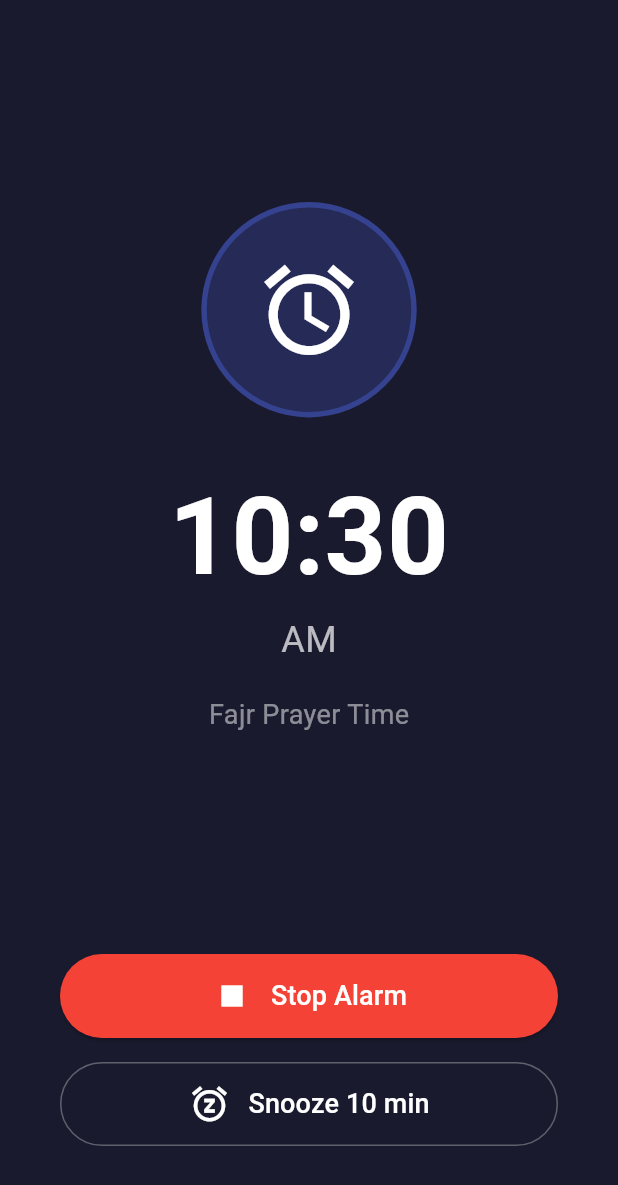
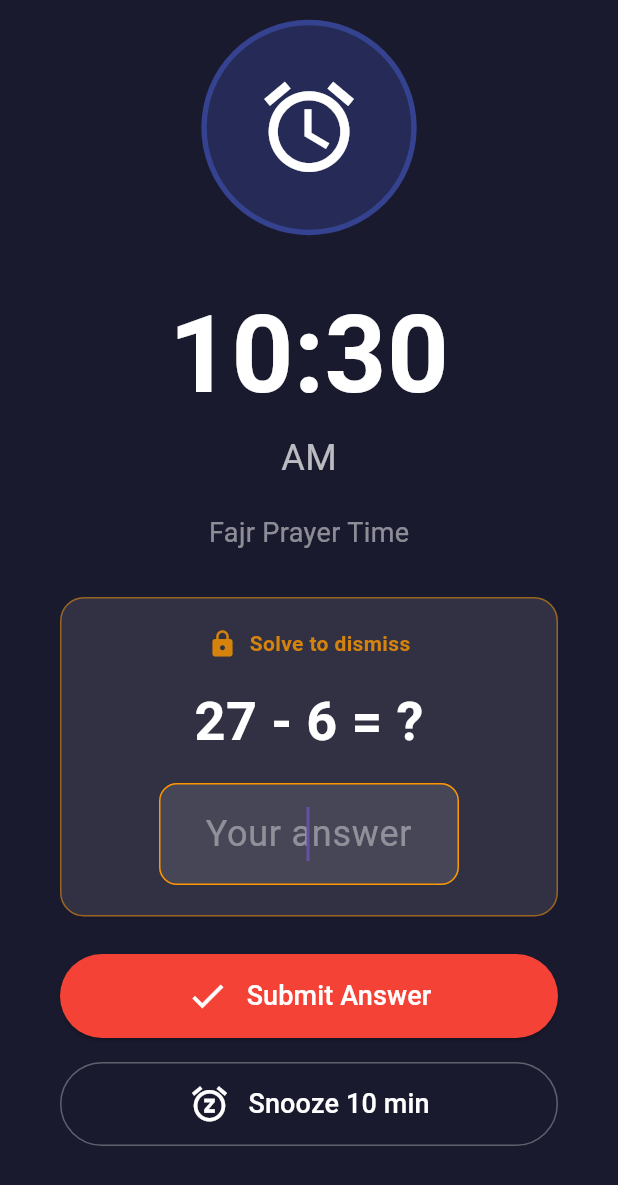
Before and after one commit to LebgaaAbderrahmane/fajr-app, a Flutter app: the SettingsScreen screen opened directly, after a tap on "Test Alarm", on a phone screen of 412 x 824 dp. Shown: the top 1185 px of the screen. Run offline on Flutter 3.47's test engine with Material 3 defaults, Android fonts, the phone set to English and light mode, and no system bars; our stand-ins replace adhan, geocoding, geolocator, shared_preferences; accounts and stored records are empty.

Commit message:
fix: hard mode always on, fix media name, unstopppable real alarm
- Hard mode is now always enabled (removed toggle from settings)
- Fix custom media name display using native ContentResolver query
- Real alarm has no stop/snooze buttons, plays until media ends
- Test mode (settings page) keeps stop/snooze for preview
- Show hint text on real alarm: 'Alarm will stop when the adhan ends'

```diff
--- a/lib/screens/alarm_ringing_screen.dart
+++ b/lib/screens/alarm_ringing_screen.dart
@@ -6,8 +6,13 @@ import '../services/settings_service.dart';
 
 class AlarmRingingScreen extends StatefulWidget {
   final AlarmSettings settings;
+  final bool testMode;
 
-  const AlarmRingingScreen({super.key, required this.settings});
+  const AlarmRingingScreen({
+    super.key,
+    required this.settings,
+    this.testMode = false,
+  });
 
   @override
   State<AlarmRingingScreen> createState() => _AlarmRingingScreenState();
@@ -150,6 +155,7 @@ class _AlarmRingingScreenState extends State<AlarmRingingScreen>
     final minute = now.minute.toString().padLeft(2, '0');
     final period = now.period == DayPeriod.am ? 'AM' : 'PM';
     final isHardMode = widget.settings.hardMode;
+    final isTestMode = widget.testMode;
 
     return PopScope(
       canPop: false,
@@ -218,7 +224,7 @@ class _AlarmRingingScreenState extends State<AlarmRingingScreen>
                   ),
                 ),
 
-                if (isHardMode) ...[
+                if (isHardMode && isTestMode) ...[
                   const SizedBox(height: 30),
                   Container(
                     margin: const EdgeInsets.symmetric(horizontal: 40),
@@ -320,6 +326,7 @@ class _AlarmRingingScreenState extends State<AlarmRingingScreen>
 
                 const Spacer(flex: 2),
 
+                if (isTestMode)
                   if (_isDismissing)
                     const Padding(
                       padding: EdgeInsets.only(bottom: 60),
@@ -394,6 +401,19 @@ class _AlarmRingingScreenState extends State<AlarmRingingScreen>
                       ),
                     ),
 
+                if (!isTestMode)
+                  Padding(
+                    padding: const EdgeInsets.symmetric(horizontal: 40),
+                    child: Text(
+                      'Alarm will stop when the adhan ends',
+                      style: TextStyle(
+                        color: Colors.white.withValues(alpha: 0.4),
+                        fontSize: 14,
+                      ),
+                      textAlign: TextAlign.center,
+                    ),
+                  ),
+
                 const SizedBox(height: 60),
               ],
             ),
--- a/lib/screens/settings_screen.dart
+++ b/lib/screens/settings_screen.dart
@@ -16,6 +16,7 @@ class _SettingsScreenState extends State<SettingsScreen> {
   AlarmSettings _settings = const AlarmSettings();
   bool _isLoading = true;
   bool _isTestingAlarm = false;
+  String? _customSoundName;
 
   final List<Map<String, String>> _alarmSounds = [
     {'name': 'Default Adhan', 'path': 'default'},
@@ -33,8 +34,13 @@ class _SettingsScreenState extends State<SettingsScreen> {
 
   Future<void> _loadSettings() async {
     final settings = await _settingsService.getSettings();
+    String? customName;
+    if (settings.alarmSoundPath.startsWith('content://')) {
+      customName = await _alarmService.getDisplayName(settings.alarmSoundPath);
+    }
     setState(() {
       _settings = settings;
+      _customSoundName = customName;
       _isLoading = false;
     });
   }
@@ -125,8 +131,10 @@ class _SettingsScreenState extends State<SettingsScreen> {
   Future<void> _pickCustomSound() async {
     final path = await _alarmService.pickAudioFile();
     if (path != null && mounted) {
+      final name = await _alarmService.getDisplayName(path);
       setState(() {
         _settings = _settings.copyWith(alarmSoundPath: path);
+        _customSoundName = name;
       });
       _saveSettings();
     }
@@ -134,10 +142,11 @@ class _SettingsScreenState extends State<SettingsScreen> {
 
   String _getSoundDisplayName(String path) {
     if (path.startsWith('content://') || path.startsWith('/')) {
-      final fileName = path.split('/').last.split('%2F').last;
-      return fileName.length > 30
-          ? '${fileName.substring(0, 27)}...'
-          : fileName;
+      if (_customSoundName != null) {
+        final name = _customSoundName!;
+        return name.length > 30 ? '${name.substring(0, 27)}...' : name;
+      }
+      return 'Custom audio file';
     }
     for (var sound in _alarmSounds) {
       if (sound['path'] == path) return sound['name']!;
@@ -158,7 +167,10 @@ class _SettingsScreenState extends State<SettingsScreen> {
     await Navigator.push(
       context,
       MaterialPageRoute(
-        builder: (context) => AlarmRingingScreen(settings: _settings),
+        builder: (context) => AlarmRingingScreen(
+          settings: _settings,
+          testMode: true,
+        ),
       ),
     );
 
@@ -274,28 +286,6 @@ class _SettingsScreenState extends State<SettingsScreen> {
           const SizedBox(height: 12),
 
           Card(
-            child: SwitchListTile(
-              title: const Text('Hard Mode'),
-              subtitle: const Text(
-                'Must solve math to dismiss alarm',
-              ),
-              value: _settings.hardMode,
-              onChanged: (value) {
-                setState(() {
-                  _settings = _settings.copyWith(hardMode: value);
-                });
-                _saveSettings();
-              },
-              secondary: Icon(
-                Icons.psychology,
-                color: _settings.hardMode ? Colors.orange : Colors.grey,
-              ),
-            ),
-          ),
-
-          const SizedBox(height: 12),
-
-          Card(
             child: Padding(
               padding: const EdgeInsets.all(16),
               child: Column(
--- a/lib/services/settings_service.dart
+++ b/lib/services/settings_service.dart
@@ -14,7 +14,7 @@ class AlarmSettings {
     this.vibrate = true,
     this.reminderMinutesBefore = 10,
     this.isEnabled = true,
-    this.hardMode = false,
+    this.hardMode = true,
   });
 
   AlarmSettings copyWith({
@@ -62,7 +62,7 @@ class SettingsService {
       vibrate: prefs.getBool(_vibrateKey) ?? true,
       reminderMinutesBefore: prefs.getInt(_reminderKey) ?? 10,
       isEnabled: prefs.getBool(_enabledKey) ?? true,
-      hardMode: prefs.getBool(_hardModeKey) ?? false,
+      hardMode: prefs.getBool(_hardModeKey) ?? true,
     );
   }
 }
```
Also changed, not shown: lib/services/alarm_service.dart (+11 -0 lines), 1 other file. Lines whose indentation alone changed are shown as unchanged.
